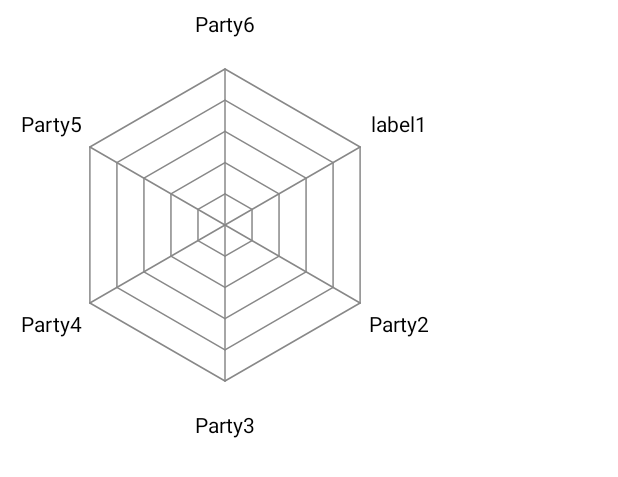
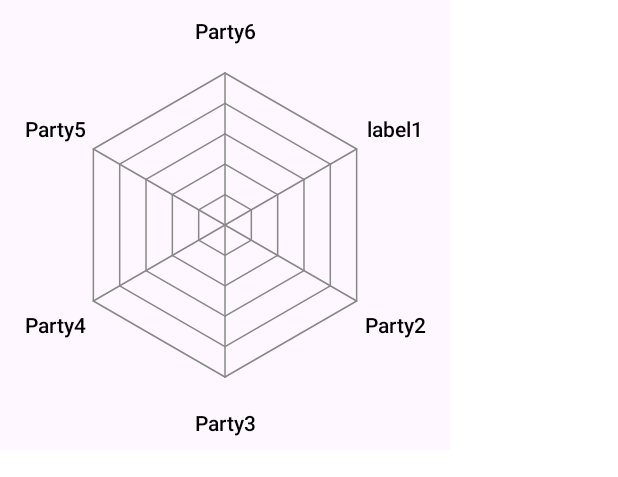
Before and after one commit to Hydratant/team, an Android app built with Jetpack Compose: the @Preview function DrawPolygonLinePreview, on a phone screen of 412 x 824 dp. Shown: the top 477 px of the screen. Run offline under Robolectric (Android 15) with nearby library versions, the phone set to English and light mode, and no system bars.

Commit message:
BT-04 : 라벨 TextStyle 적용

```diff
--- a/app/src/main/java/co/tami/basketball/team/ui/chart/radar/RadarChart.kt
+++ b/app/src/main/java/co/tami/basketball/team/ui/chart/radar/RadarChart.kt
@@ -16,6 +16,7 @@ import androidx.compose.ui.tooling.preview.Preview
 import androidx.compose.ui.unit.Dp
 import androidx.compose.ui.unit.dp
 import co.tami.basketball.team.ext.toPx
+import co.tami.basketball.team.ui.common.SystemThemeSurface
 import kotlin.math.PI
 
 
@@ -29,6 +30,7 @@ fun DrawPolygonLine(
     vertexCount: Int,
     statCount: Int,
     labelList: List<String>,
+    textStyle: TextStyle,
     modifier: Modifier = Modifier,
     strokeWidth: Float = DEFAULT_STORK_SIZE.toPx(),
     strokeCap: StrokeCap = DEFAULT_STROKE_CAP
@@ -41,11 +43,11 @@ fun DrawPolygonLine(
     // textMeasurer
     val textMeasurer: TextMeasurer = rememberTextMeasurer()
     val maxLabelWidth =
-        measureMaxLabelWidth(labelList, MaterialTheme.typography.labelSmall, textMeasurer)
-    val labelHeight = textMeasurer.measure(AnnotatedString("M")).size.height
+        measureMaxLabelWidth(labelList, textStyle, textMeasurer)
+
     Canvas(modifier = modifier) {
-        // 반지름 에서 Label 영역 만큼 제외 20Dp는 공백을 위해 제외
-        val radius = (size.minDimension / 2) - (maxLabelWidth + 20.toDp().toPx())
+        // 반지름 에서 Label 영역 만큼 제외 10dp 공백을 위해 제외
+        val radius = (size.minDimension / 2) - (maxLabelWidth + 10.dp.toPx())
         val labelRadius = (size.minDimension / 2) - (maxLabelWidth / 2)
         val angleBetweenLines = PI * 2 / vertexCount // 정 다각형 꼭짓점을 찍기 위해 각도를 구한다.
         val offsetAngle = -PI / 2
@@ -81,7 +83,16 @@ fun DrawPolygonLine(
                 // 한번만 그리기 위해 마지막 Stat 다각형을 그릴때 그린다.
                 if (statIndex == statCount) {
 
-                    // Label 길이 측정
+
+                    drawLine(
+                        color = lineColor,
+                        start = center,
+                        end = startOffset,
+                        strokeWidth = strokeWidth,
+                        cap = strokeCap
+                    )
+
+                    // Label 적용
                     val labelTopOffset =
                         Calculator.getCircumferencePointOffset(center, labelRadius, endOffsetAngle)
                     val labelIndex = vertexIndex - 1
@@ -95,15 +106,11 @@ fun DrawPolygonLine(
                     drawText(
                         textMeasurer = textMeasurer,
                         text = labelText,
+                        style = textStyle,
                         topLeft = labelTopLeft
                     )
-                    drawLine(
-                        color = lineColor,
-                        start = center,
-                        end = startOffset,
-                        strokeWidth = strokeWidth,
-                        cap = strokeCap
-                    )
+                    // 라벨 적용
+
                 }
             }
         }
@@ -137,12 +144,17 @@ private fun measureMaxLabelWidth(
 fun DrawPolygonLinePreview() {
     val labelList = listOf<String>("label1", "Party2", "Party3", "Party4", "Party5", "Party6")
 
+    SystemThemeSurface {
         DrawPolygonLine(
             Color.Gray,
             6,
             5,
             labelList,
+            MaterialTheme.typography.labelLarge,
             modifier = Modifier
                 .size(300.dp)
         )
+
     }
+
+}
```
Lines whose indentation alone changed are shown as unchanged.
